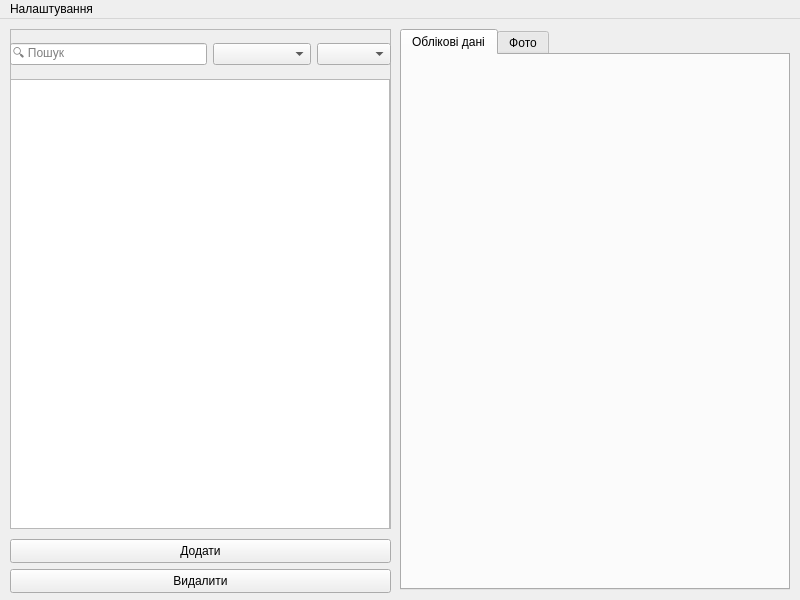
Before: the Qt Designer form PhotoJournalistAdminPanel/AdminPanel/adminpanel.ui in Vakulex/CourseWork, drawn with Qt 5.
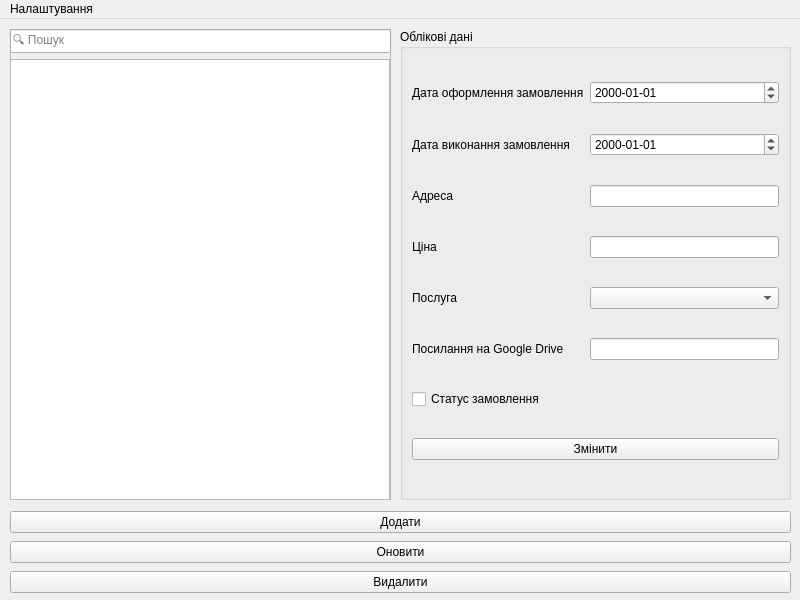
After: the same form once the commit is applied.

```diff
--- a/PhotoJournalistAdminPanel/AdminPanel/adminpanel.ui
+++ b/PhotoJournalistAdminPanel/AdminPanel/adminpanel.ui
@@ -29,39 +29,13 @@
    <string>Photo Journalist Admin Panel</string>
   </property>
   <widget class="QWidget" name="centralwidget">
-   <widget class="QPushButton" name="AddButton">
-    <property name="geometry">
-     <rect>
-      <x>10</x>
-      <y>520</y>
-      <width>381</width>
-      <height>24</height>
-     </rect>
-    </property>
-    <property name="text">
-     <string>Додати</string>
-    </property>
-   </widget>
-   <widget class="QPushButton" name="DeleteButton">
-    <property name="geometry">
-     <rect>
-      <x>10</x>
-      <y>550</y>
-      <width>381</width>
-      <height>24</height>
-     </rect>
-    </property>
-    <property name="text">
-     <string>Видалити</string>
-    </property>
-   </widget>
    <widget class="QFrame" name="frame">
     <property name="geometry">
      <rect>
       <x>10</x>
       <y>10</y>
       <width>381</width>
-      <height>500</height>
+      <height>471</height>
      </rect>
     </property>
     <property name="frameShape">
@@ -74,9 +48,9 @@
      <property name="geometry">
       <rect>
        <x>0</x>
-       <y>50</y>
+       <y>30</y>
        <width>380</width>
-       <height>450</height>
+       <height>441</height>
       </rect>
      </property>
      <property name="sizePolicy">
@@ -110,83 +84,155 @@
       <enum>QAbstractItemView::SelectRows</enum>
      </property>
     </widget>
-    <widget class="QWidget" name="horizontalLayoutWidget">
+    <widget class="QLineEdit" name="SearchLineEdit">
      <property name="geometry">
       <rect>
        <x>0</x>
        <y>0</y>
        <width>381</width>
-       <height>51</height>
+       <height>24</height>
       </rect>
      </property>
-     <layout class="QHBoxLayout" name="horizontalLayout">
-      <item>
-       <widget class="QLineEdit" name="SearchLineEdit">
-        <property name="maximumSize">
-         <size>
-          <width>550</width>
-          <height>16777215</height>
-         </size>
-        </property>
-        <property name="placeholderText">
-         <string>🔍 Пошук</string>
-        </property>
-       </widget>
-      </item>
-      <item>
-       <widget class="QComboBox" name="SortingComboBox">
-        <property name="sizePolicy">
-         <sizepolicy hsizetype="Preferred" vsizetype="Fixed">
-          <horstretch>0</horstretch>
-          <verstretch>0</verstretch>
-         </sizepolicy>
-        </property>
-        <property name="currentText">
-         <string/>
-        </property>
-        <property name="placeholderText">
-         <string>Сортування</string>
-        </property>
-       </widget>
-      </item>
-      <item>
-       <widget class="QComboBox" name="FilterComboBox">
-        <property name="sizePolicy">
-         <sizepolicy hsizetype="Preferred" vsizetype="Fixed">
-          <horstretch>0</horstretch>
-          <verstretch>0</verstretch>
-         </sizepolicy>
-        </property>
-        <property name="placeholderText">
-         <string>Фільтри</string>
-        </property>
-       </widget>
-      </item>
-     </layout>
+     <property name="maximumSize">
+      <size>
+       <width>550</width>
+       <height>16777215</height>
+      </size>
+     </property>
+     <property name="placeholderText">
+      <string>🔍 Пошук</string>
+     </property>
     </widget>
    </widget>
-   <widget class="QTabWidget" name="tabWidget">
+   <widget class="QWidget" name="verticalLayoutWidget">
+    <property name="geometry">
+     <rect>
+      <x>10</x>
+      <y>490</y>
+      <width>781</width>
+      <height>86</height>
+     </rect>
+    </property>
+    <layout class="QVBoxLayout" name="verticalLayout">
+     <item>
+      <widget class="QPushButton" name="AddButton">
+       <property name="text">
+        <string>Додати</string>
+       </property>
+      </widget>
+     </item>
+     <item>
+      <widget class="QPushButton" name="UpdateButton">
+       <property name="text">
+        <string>Оновити</string>
+       </property>
+      </widget>
+     </item>
+     <item>
+      <widget class="QPushButton" name="DeleteButton">
+       <property name="text">
+        <string>Видалити</string>
+       </property>
+      </widget>
+     </item>
+    </layout>
+   </widget>
+   <widget class="QGroupBox" name="groupBox">
     <property name="geometry">
      <rect>
       <x>400</x>
       <y>10</y>
-      <width>390</width>
-      <height>561</height>
+      <width>391</width>
+      <height>471</height>
      </rect>
     </property>
-    <property name="currentIndex">
-     <number>0</number>
+    <property name="title">
+     <string>Облікові дані</string>
     </property>
-    <widget class="QWidget" name="OrderDataTab">
-     <attribute name="title">
-      <string>Облікові дані</string>
-     </attribute>
-    </widget>
-    <widget class="QWidget" name="PhotoTab">
-     <attribute name="title">
-      <string>Фото</string>
-     </attribute>
-    </widget>
+    <layout class="QGridLayout" name="gridLayout">
+     <item row="8" column="0" colspan="2">
+      <widget class="QPushButton" name="EditButton">
+       <property name="text">
+        <string>Змінити</string>
+       </property>
+      </widget>
+     </item>
+     <item row="5" column="0">
+      <widget class="QLabel" name="label_5">
+       <property name="text">
+        <string>Посилання на Google Drive</string>
+       </property>
+      </widget>
+     </item>
+     <item row="5" column="1">
+      <widget class="QLineEdit" name="PhotoPathLineEdit"/>
+     </item>
+     <item row="4" column="0">
+      <widget class="QLabel" name="label_4">
+       <property name="text">
+        <string>Послуга</string>
+       </property>
+      </widget>
+     </item>
+     <item row="6" column="0">
+      <widget class="QCheckBox" name="statusCheckBox">
+       <property name="text">
+        <string>Статус замовлення</string>
+       </property>
+      </widget>
+     </item>
+     <item row="2" column="0">
+      <widget class="QLabel" name="label_3">
+       <property name="text">
+        <string>Адреса</string>
+       </property>
+      </widget>
+     </item>
+     <item row="0" column="0">
+      <widget class="QLabel" name="label">
+       <property name="text">
+        <string>Дата оформлення замовлення</string>
+       </property>
+      </widget>
+     </item>
+     <item row="0" column="1">
+      <widget class="QDateEdit" name="StartDate">
+       <property name="displayFormat">
+        <string>yyyy-MM-dd</string>
+       </property>
+      </widget>
+     </item>
+     <item row="1" column="0">
+      <widget class="QLabel" name="label_2">
+       <property name="text">
+        <string>Дата виконання замовлення</string>
+       </property>
+      </widget>
+     </item>
+     <item row="2" column="1">
+      <widget class="QLineEdit" name="AdressLineEdit"/>
+     </item>
+     <item row="4" column="1">
+      <widget class="QComboBox" name="ServiceComboBox"/>
+     </item>
+     <item row="1" column="1">
+      <widget class="QDateEdit" name="EndDate">
+       <property name="displayFormat">
+        <string>yyyy-MM-dd</string>
+       </property>
+      </widget>
+     </item>
+     <item row="3" column="0">
+      <widget class="QLabel" name="label_6">
+       <property name="text">
+        <string>Ціна</string>
+       </property>
+      </widget>
+     </item>
+     <item row="3" column="1">
+      <widget class="QLineEdit" name="PriceLineEdit"/>
+     </item>
+    </layout>
    </widget>
   </widget>
   <widget class="QMenuBar" name="menubar">
```
Left out of the diff: 6 changed lines with no effect on the pictures.
